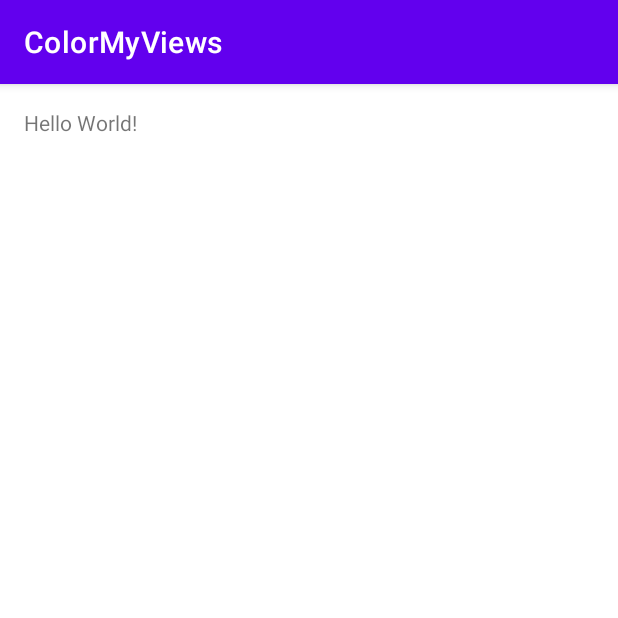
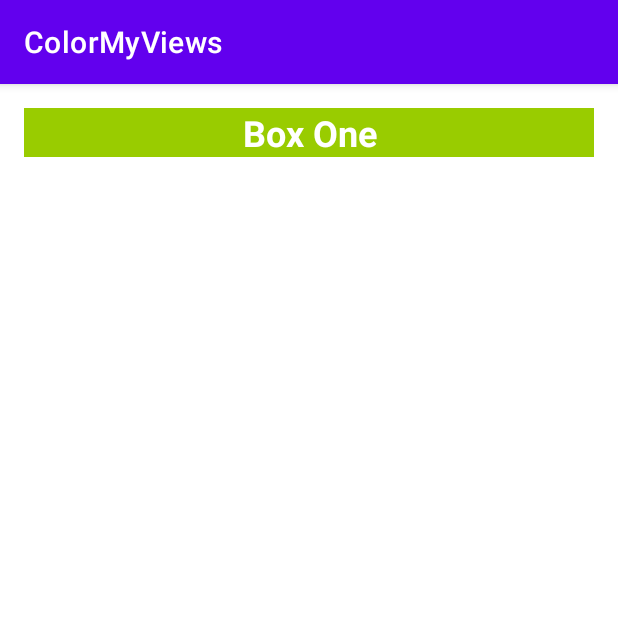
Before and after one commit to nurzainpradana/Color-My-View-App, an Android app: the screen it shows after launch (MainActivity), on a phone screen of 412 x 824 dp, the top half of it. Run offline under Robolectric (Android 15) with nearby library versions, the phone set to English and light mode, and no system bars; Roboto replaces fonts that are not available here.

Commit message:
setting attributes for the text view

```diff
--- a/app/src/main/res/layout/activity_main.xml
+++ b/app/src/main/res/layout/activity_main.xml
@@ -7,12 +7,13 @@
     tools:context=".MainActivity">
 
     <TextView
+        style="@style/whiteBox"
         android:layout_width="0dp"
         android:layout_height="wrap_content"
         android:layout_marginStart="@dimen/margin_wide"
         android:layout_marginTop="@dimen/margin_wide"
         android:layout_marginEnd="@dimen/margin_wide"
-        android:text="Hello World!"
+        android:text="@string/box_one"
         app:layout_constraintEnd_toEndOf="parent"
         app:layout_constraintStart_toStartOf="parent"
         app:layout_constraintTop_toTopOf="parent" />
--- a/app/src/main/res/values/strings.xml
+++ b/app/src/main/res/values/strings.xml
@@ -1,3 +1,4 @@
 <resources>
     <string name="app_name">ColorMyViews</string>
+    <string name="box_one">Box One</string>
 </resources>
```
